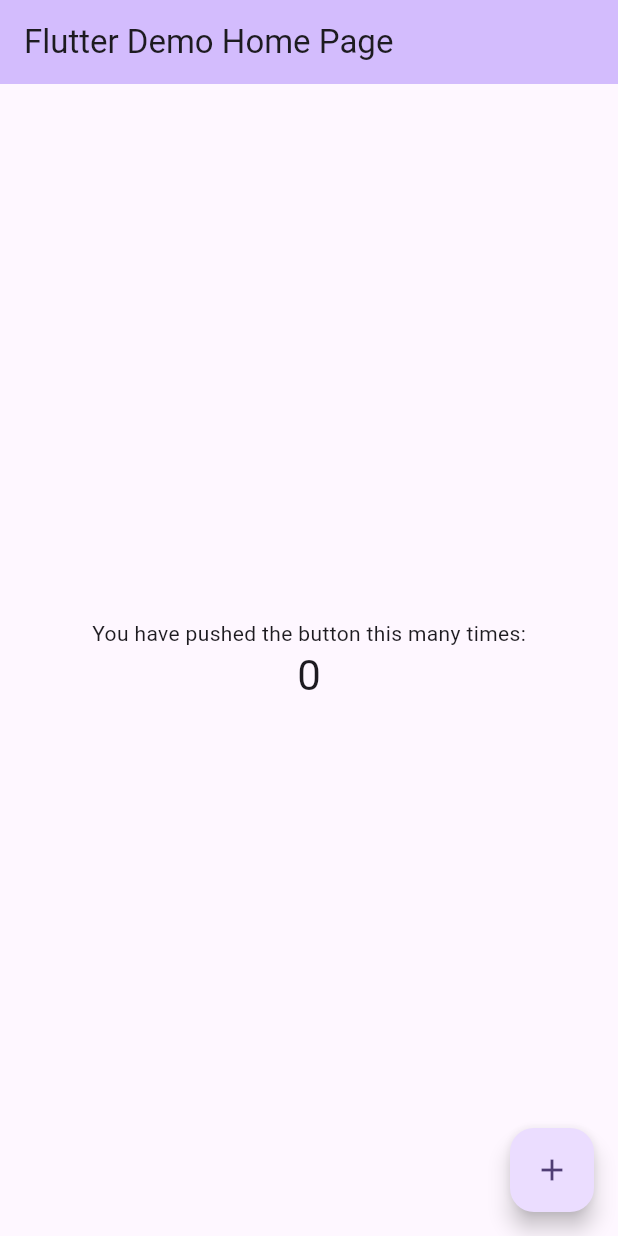
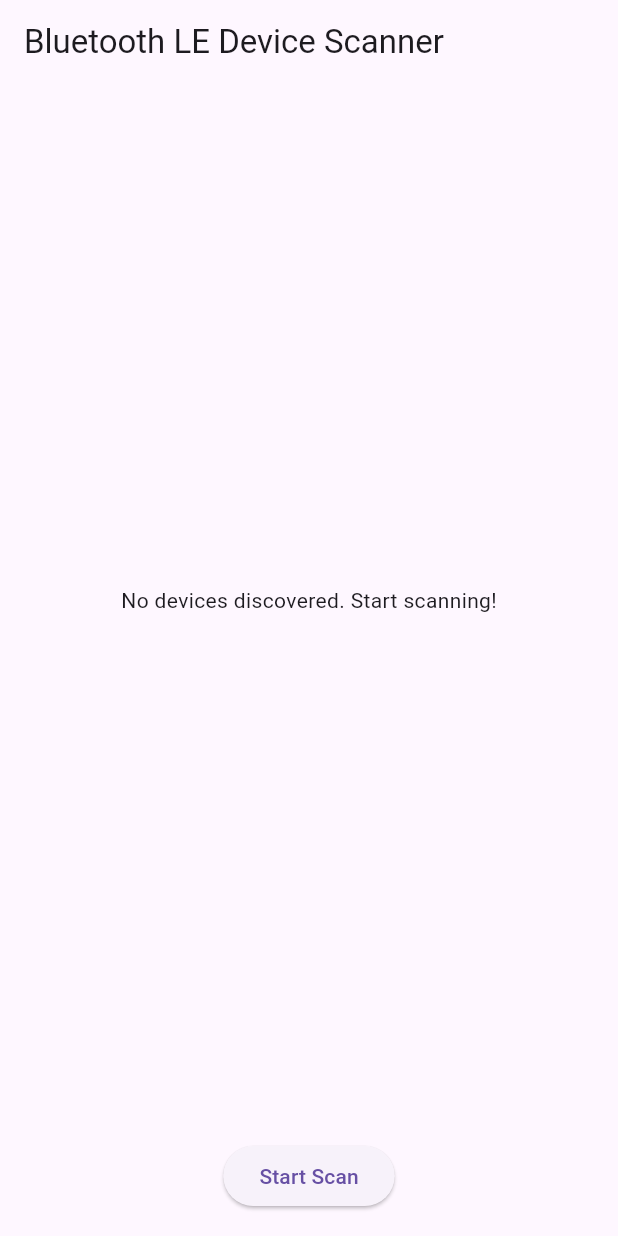
Before and after one commit to muttahirm/flutter_ble_scanner, a Flutter app: the screen it shows after launch, on a phone screen of 412 x 824 dp. Run offline on Flutter 3.47's test engine with Material 3 defaults, Android fonts, the phone set to English and light mode, and no system bars; our stand-ins replace get, permission_handler; missing offline and left inert: bluetooth_low_energy.

Commit message:
Runs the BLE on a physical android phone

```diff
--- a/analysis_options.yaml
+++ b/analysis_options.yaml
@@ -7,6 +7,9 @@
 
 # The following line activates a set of recommended lints for Flutter apps,
 # packages, and plugins designed to encourage good coding practices.
+analyzer:
+  errors:
+    avoid_print: ignore
 include: package:flutter_lints/flutter.yaml
 
 linter:
--- a/lib/main.dart
+++ b/lib/main.dart
@@ -1,4 +1,6 @@
 import 'package:flutter/material.dart';
+import 'package:get/get.dart';
+import 'package:flutter_ble_scanner/controllers/bluetooth_controller.dart';
 
 void main() {
   runApp(const MyApp());
@@ -7,116 +9,77 @@ void main() {
 class MyApp extends StatelessWidget {
   const MyApp({super.key});
 
-  // This widget is the root of your application.
   @override
   Widget build(BuildContext context) {
     return MaterialApp(
-      title: 'Flutter Demo',
-      theme: ThemeData(
-        // This is the theme of your application.
-        //
-        // TRY THIS: Try running your application with "flutter run". You'll see
-        // the application has a purple toolbar. Then, without quitting the app,
-        // try changing the seedColor in the colorScheme below to Colors.green
-        // and then invoke "hot reload" (save your changes or press the "hot
-        // reload" button in a Flutter-supported IDE, or press "r" if you used
-        // the command line to start the app).
-        //
-        // Notice that the counter didn't reset back to zero; the application
-        // state is not lost during the reload. To reset the state, use hot
-        // restart instead.
-        //
-        // This works for code too, not just values: Most code changes can be
-        // tested with just a hot reload.
-        colorScheme: ColorScheme.fromSeed(seedColor: Colors.deepPurple),
-      ),
-      home: const MyHomePage(title: 'Flutter Demo Home Page'),
+      home: const BlueScannerPage(title: 'Bluetooth LE Device Scanner'),
     );
   }
 }
 
-class MyHomePage extends StatefulWidget {
-  const MyHomePage({super.key, required this.title});
-
-  // This widget is the home page of your application. It is stateful, meaning
-  // that it has a State object (defined below) that contains fields that affect
-  // how it looks.
-
-  // This class is the configuration for the state. It holds the values (in this
-  // case the title) provided by the parent (in this case the App widget) and
-  // used by the build method of the State. Fields in a Widget subclass are
-  // always marked "final".
-
+class BlueScannerPage extends StatefulWidget {
+  const BlueScannerPage({super.key, required this.title});
   final String title;
 
   @override
-  State<MyHomePage> createState() => _MyHomePageState();
+  State<BlueScannerPage> createState() => _BlueScannerPageState();
 }
 
-class _MyHomePageState extends State<MyHomePage> {
-  int _counter = 0;
-
-  void _incrementCounter() {
-    setState(() {
-      // This call to setState tells the Flutter framework that something has
-      // changed in this State, which causes it to rerun the build method below
-      // so that the display can reflect the updated values. If we changed
-      // _counter without calling setState(), then the build method would not be
-      // called again, and so nothing would appear to happen.
-      _counter++;
-    });
-  }
+class _BlueScannerPageState extends State<BlueScannerPage> {
+  final BlueController controller = Get.put(BlueController());
 
   @override
   Widget build(BuildContext context) {
-    // This method is rerun every time setState is called, for instance as done
-    // by the _incrementCounter method above.
-    //
-    // The Flutter framework has been optimized to make rerunning build methods
-    // fast, so that you can just rebuild anything that needs updating rather
-    // than having to individually change instances of widgets.
     return Scaffold(
-      appBar: AppBar(
-        // TRY THIS: Try changing the color here to a specific color (to
-        // Colors.amber, perhaps?) and trigger a hot reload to see the AppBar
-        // change color while the other colors stay the same.
-        backgroundColor: Theme.of(context).colorScheme.inversePrimary,
-        // Here we take the value from the MyHomePage object that was created by
-        // the App.build method, and use it to set our appbar title.
-        title: Text(widget.title),
+      appBar: AppBar(title: Text(widget.title)),
+      body: Column(
+        children: <Widget>[
+          Expanded(
+            child: Obx(() {
+              if (controller.devicesList.isEmpty) {
+                return const Center(
+                  child: Text('No devices discovered. Start scanning!'),
+                );
+              }
+              return ListView.builder(
+                itemCount: controller.devicesList.length,
+                itemBuilder: (context, index) {
+                  final deviceArgs = controller.devicesList[index];
+
+                  // FIXED: Get the name solely from the advertisement payload object
+                  final advertisedName = deviceArgs.advertisement.name;
+                  final displayName =
+                      (advertisedName != null && advertisedName.isNotEmpty)
+                      ? advertisedName
+                      : 'Raw Beacon Address'; // Fallback text so you know a signal was caught
+
+                  return ListTile(
+                    leading: const Icon(Icons.bluetooth, color: Colors.blue),
+                    title: Text(displayName),
+                    subtitle: Text(
+                      deviceArgs.peripheral.uuid.toString(),
+                    ), // Displays raw MAC/UUID address
+                    trailing: Text('${deviceArgs.rssi} dBm'),
+                  );
+                },
+              );
+            }),
+          ),
+          Padding(
+            padding: const EdgeInsets.all(16.0),
+            child: Obx(
+              () => ElevatedButton(
+                onPressed: controller.isScanning.value
+                    ? controller.stopScan
+                    : controller.startScan,
+                child: Text(
+                  controller.isScanning.value ? 'Stop Scanning' : 'Start Scan',
+                ),
+              ),
+            ),
+          ),
+        ],
       ),
-      body: Center(
-        // Center is a layout widget. It takes a single child and positions it
-        // in the middle of the parent.
-        child: Column(
-          // Column is also a layout widget. It takes a list of children and
-          // arranges them vertically. By default, it sizes itself to fit its
-          // children horizontally, and tries to be as tall as its parent.
-          //
-          // Column has various properties to control how it sizes itself and
-          // how it positions its children. Here we use mainAxisAlignment to
-          // center the children vertically; the main axis here is the vertical
-          // axis because Columns are vertical (the cross axis would be
-          // horizontal).
-          //
-          // TRY THIS: Invoke "debug painting" (choose the "Toggle Debug Paint"
-          // action in the IDE, or press "p" in the console), to see the
-          // wireframe for each widget.
-          mainAxisAlignment: MainAxisAlignment.center,
-          children: <Widget>[
-            const Text('You have pushed the button this many times:'),
-            Text(
-              '$_counter',
-              style: Theme.of(context).textTheme.headlineMedium,
-            ),
-          ],
-        ),
-      ),
-      floatingActionButton: FloatingActionButton(
-        onPressed: _incrementCounter,
-        tooltip: 'Increment',
-        child: const Icon(Icons.add),
-      ), // This trailing comma makes auto-formatting nicer for build methods.
     );
   }
 }
--- a/pubspec.yaml
+++ b/pubspec.yaml
@@ -8,8 +8,9 @@ environment:
 dependencies:
   flutter:
     sdk: flutter
+  bluetooth_low_energy: ^6.0.0
   cupertino_icons: ^1.0.8
-  flutter_blue: ^0.8.0
+  flutter_blue_plus: ^1.35.0
   get: ^4.7.3
   permission_handler: ^12.0.3
 
```
Also changed, not shown: lib/controllers/bluetooth_controller.dart (added, +100 -0 lines), 8 other files.
